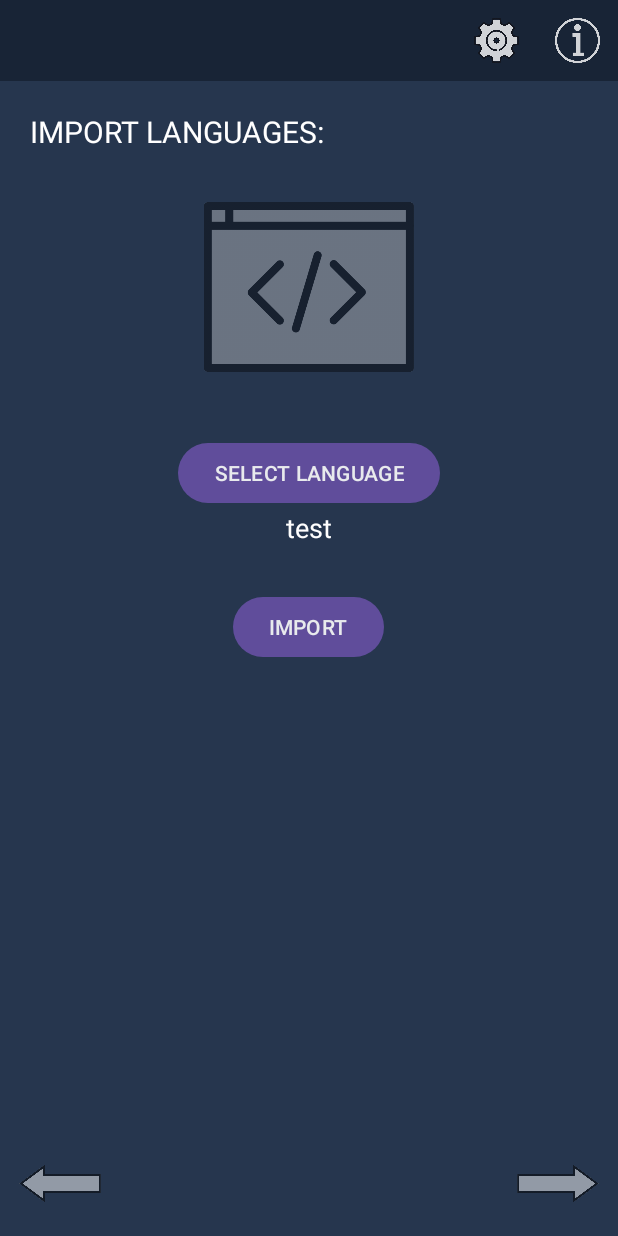
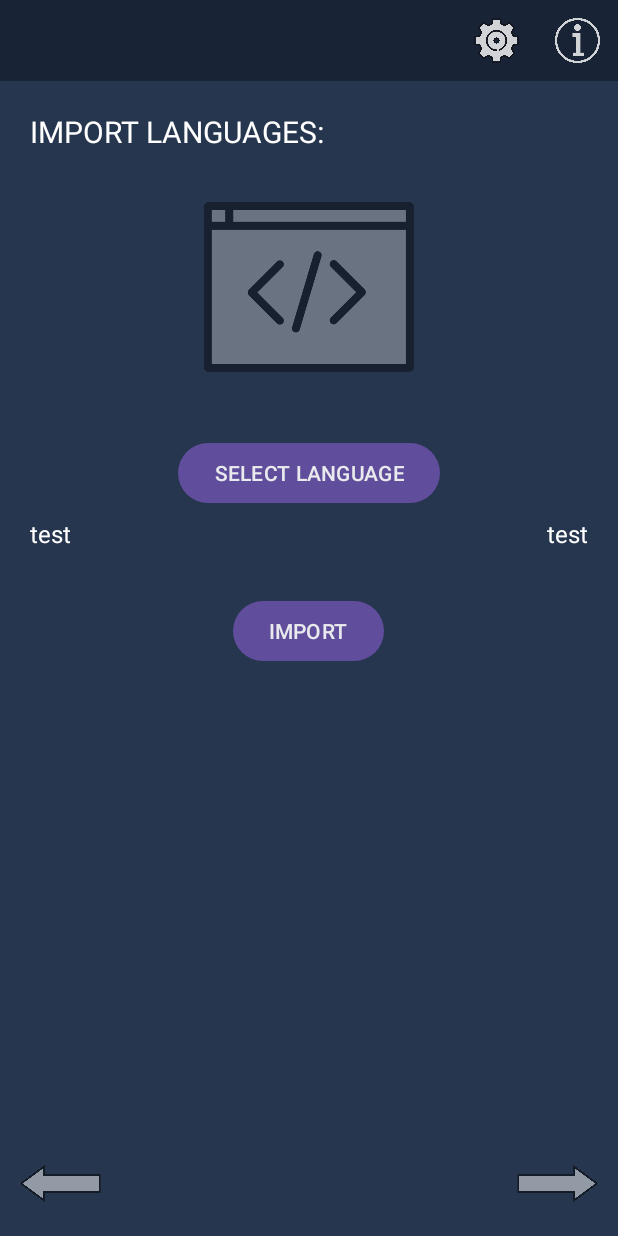
Before and after one commit to Iron16Bit/icp-app, an Android app: the layout activity_languages.xml on its own in the app's theme, with its tools: preview values and no code run, on a phone screen of 412 x 824 dp. Run offline under Robolectric (Android 15) with nearby library versions, the phone set to English and light mode, and no system bars; network calls fail.

Commit message:
Removed animations. App now knows languages used in html

```diff
--- a/app/src/main/java/com/icp/icp_app/MainActivity.kt
+++ b/app/src/main/java/com/icp/icp_app/MainActivity.kt
@@ -156,8 +156,7 @@ class MainActivity : AppCompatActivity() {
                 this,
                 MainActivity2::class.java
             )
-            val options = ActivityOptions.makeCustomAnimation(this, R.anim.slide_from_left, R.anim.slide_from_right).toBundle()
-            this.startActivity(intentMain, options)
+            this.startActivity(intentMain)
         }
 
         val permissionsButton = findViewById<ImageButton>(R.id.Permissions)
--- a/app/src/main/java/com/icp/icp_app/MainActivity3.kt
+++ b/app/src/main/java/com/icp/icp_app/MainActivity3.kt
@@ -101,8 +101,7 @@ class MainActivity3 : AppCompatActivity() {
                 this,
                 MainActivity2::class.java
             )
-            val options = ActivityOptions.makeCustomAnimation(this, R.anim.slide_from_right, R.anim.slide_from_left).toBundle()
-            this.startActivity(intentMain, options)
+            this.startActivity(intentMain)
         }
 
         val info = findViewById<ImageButton>(R.id.Info)
--- a/app/src/main/res/layout/activity_languages.xml
+++ b/app/src/main/res/layout/activity_languages.xml
@@ -86,10 +86,24 @@
                 android:id="@+id/AvailableLanguages"
                 android:layout_width="wrap_content"
                 android:layout_height="wrap_content"
-                android:layout_centerHorizontal="true"
+                android:layout_alignParentEnd="true"
+                android:layout_marginEnd="10dp"
+                android:layout_marginTop="5dp"
                 android:layout_below="@id/SelectLanguage"
                 android:textColor="@color/white"
-                android:textSize="18sp"
+                android:textSize="16sp"
+                android:text="test"/>
+
+            <TextView
+                android:id="@+id/NeededLanguages"
+                android:layout_width="wrap_content"
+                android:layout_height="wrap_content"
+                android:layout_below="@id/SelectLanguage"
+                android:layout_alignParentStart="true"
+                android:layout_marginStart="10dp"
+                android:layout_marginTop="5dp"
+                android:textColor="@color/white"
+                android:textSize="16sp"
                 android:text="test"/>
 
             <Button
```
Also changed, not shown: app/src/main/java/com/icp/icp_app/MainActivity2.kt (+29 -5 lines).
